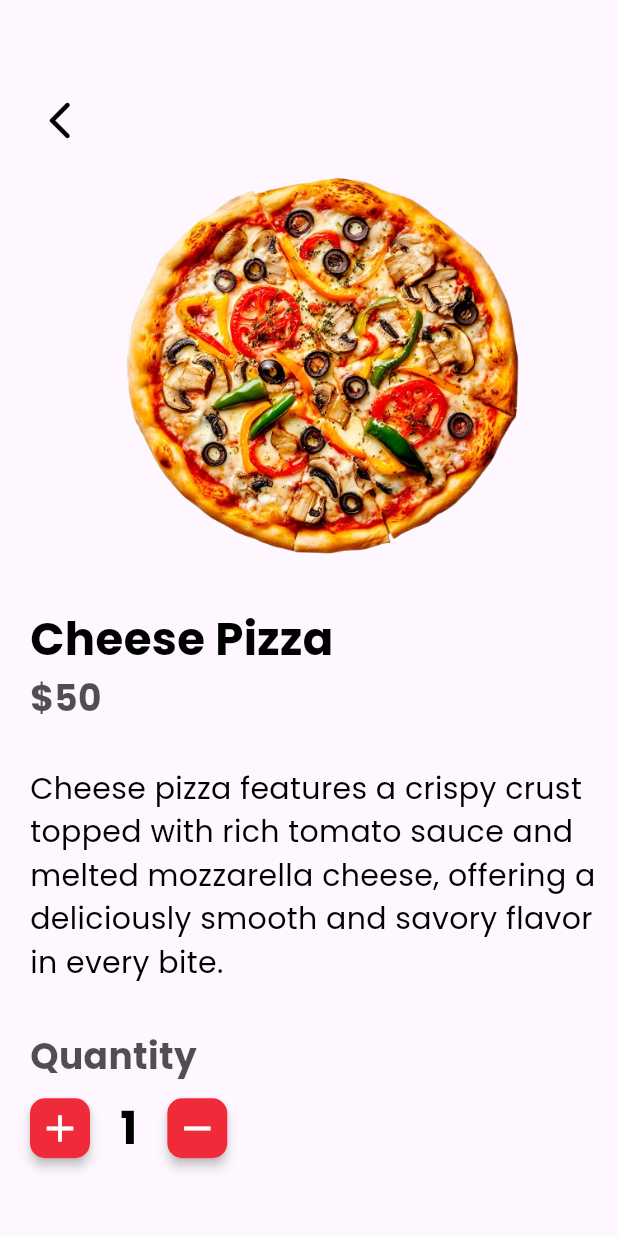
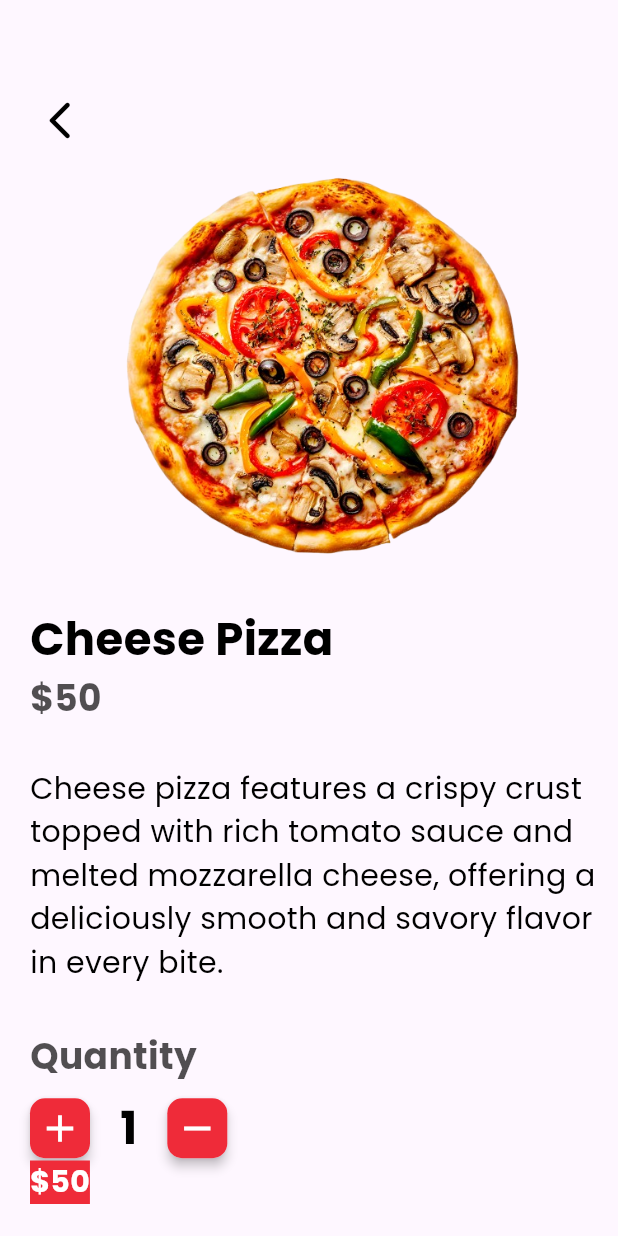
Before and after one commit to MisbahHaq/FoodGo, a Flutter app: the screen it shows after launch, on a phone screen of 412 x 824 dp. Run offline on Flutter 3.47's test engine with Material 3 defaults, Android fonts, the phone set to English and light mode, and no system bars; our stand-ins replace curved_navigation_bar, google_fonts.

Commit message:
Update Detail Page

```diff
--- a/lib/Pages/detail_page.dart
+++ b/lib/Pages/detail_page.dart
@@ -84,6 +84,14 @@ class _DetailPageState extends State<DetailPage> {
                 SizedBox(width: 20),
               ],
             ),
+            Row(
+              children: [
+                Container(
+                  decoration: BoxDecoration(color: Color(0xffef2b39)),
+                  child: Text("\$50", style: AppWidget.WhiteTextStyle()),
+                ),
+              ],
+            ),
           ],
         ),
       ),
--- a/lib/Service/widget_support.dart
+++ b/lib/Service/widget_support.dart
@@ -35,16 +35,30 @@ class AppWidget {
   static TextStyle BoldTextStyle() {
     return GoogleFonts.poppins(
       textStyle: TextStyle(
-          color: Colors.black, fontSize: 15, fontWeight: FontWeight.bold),
+        color: Colors.black,
+        fontSize: 15,
+        fontWeight: FontWeight.bold,
+      ),
     );
   }
 
   static TextStyle PriceTextStyle() {
     return GoogleFonts.poppins(
       textStyle: TextStyle(
-          color: const Color.fromARGB(174, 0, 0, 0),
-          fontSize: 24,
-          fontWeight: FontWeight.bold),
+        color: const Color.fromARGB(174, 0, 0, 0),
+        fontSize: 24,
+        fontWeight: FontWeight.bold,
+      ),
+    );
+  }
+
+  static TextStyle BoldWhiteTextStyle() {
+    return GoogleFonts.poppins(
+      textStyle: TextStyle(
+        color: Colors.white,
+        fontSize: 24,
+        fontWeight: FontWeight.bold,
+      ),
     );
   }
 }
```
